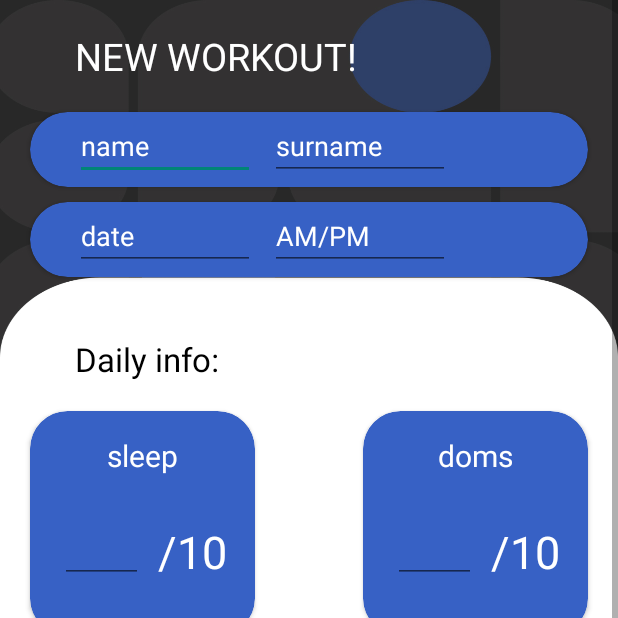
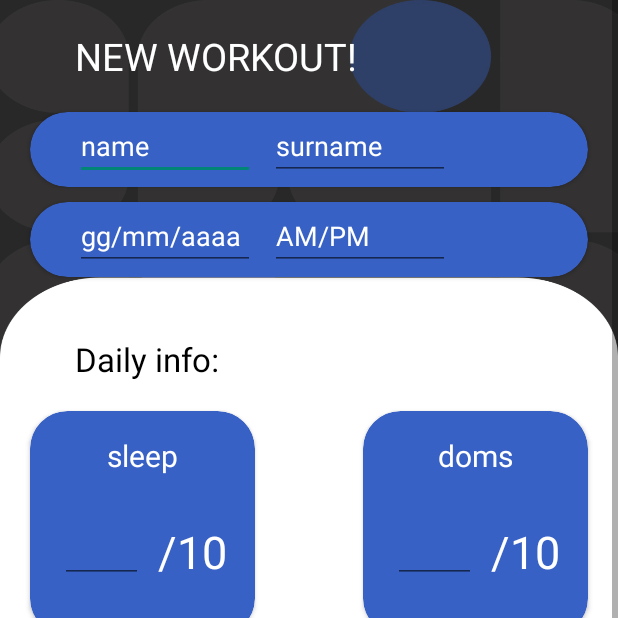
Before and after one commit to mattexe1903/dispositiviMobiliMarelli, an Android app built with Jetpack Compose: the NewWorkoutActivity screen opened directly, with no data from a screen before it, on a phone screen of 412 x 824 dp, the top half of it. Run offline under Robolectric (Android 15) with nearby library versions, the phone set to English and light mode, and no system bars; our stand-ins replace Firebase (no records; nobody signed in at launch, a user with empty details on screens opened directly).

Commit message:
save date and calculate days since last workout for every workout summary box

```diff
--- a/app/src/main/java/com/example/loginui/models/TrainingModel.kt
+++ b/app/src/main/java/com/example/loginui/models/TrainingModel.kt
@@ -1,6 +1,4 @@
 package com.example.loginui.models
-
-import android.bluetooth.BluetoothAssignedNumbers
 
 data class TrainingModel(
     val id: Int,
--- a/app/src/main/res/layout/activity_new_workout.xml
+++ b/app/src/main/res/layout/activity_new_workout.xml
@@ -108,8 +108,8 @@
                             android:layout_height="40dp"
                             android:layout_marginStart="30dp"
                             android:layout_marginTop="5dp"
-                            android:hint="date"
-                            android:inputType="text"
+                            android:hint="gg/mm/aaaa"
+                            android:inputType="date"
                             android:textColor="@color/white"
                             android:textColorHint="@color/white"
                             app:layout_constraintStart_toStartOf="parent"
```
Also changed, not shown: app/src/main/java/com/example/loginui/NewWorkoutActivity.kt (+17 -3 lines), app/src/main/java/com/example/loginui/WorkoutSummaryAdapter.kt (+16 -3 lines).
